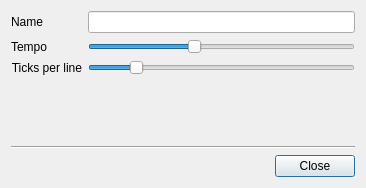
The window that src/songpropertiesdialog.ui (gitGNU/gnu_tutka) describes before a commit, drawn with Qt 5.
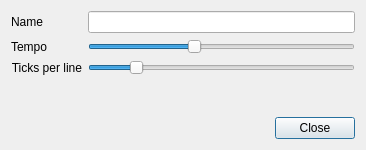
The same window after the commit. Custom widgets are drawn as their Qt base class.

The edit to the form file:
```diff
--- a/src/songpropertiesdialog.ui
+++ b/src/songpropertiesdialog.ui
@@ -7,7 +7,7 @@
     <x>0</x>
     <y>0</y>
     <width>366</width>
-    <height>188</height>
+    <height>150</height>
    </rect>
   </property>
   <property name="windowTitle">
@@ -98,13 +98,6 @@
      </item>
     </layout>
    </item>
-   <item>
-    <widget class="Line" name="line">
-     <property name="orientation">
-      <enum>Qt::Horizontal</enum>
-     </property>
-    </widget>
-   </item>
    <item>
     <widget class="QDialogButtonBox" name="buttonBox">
      <property name="orientation">
```
